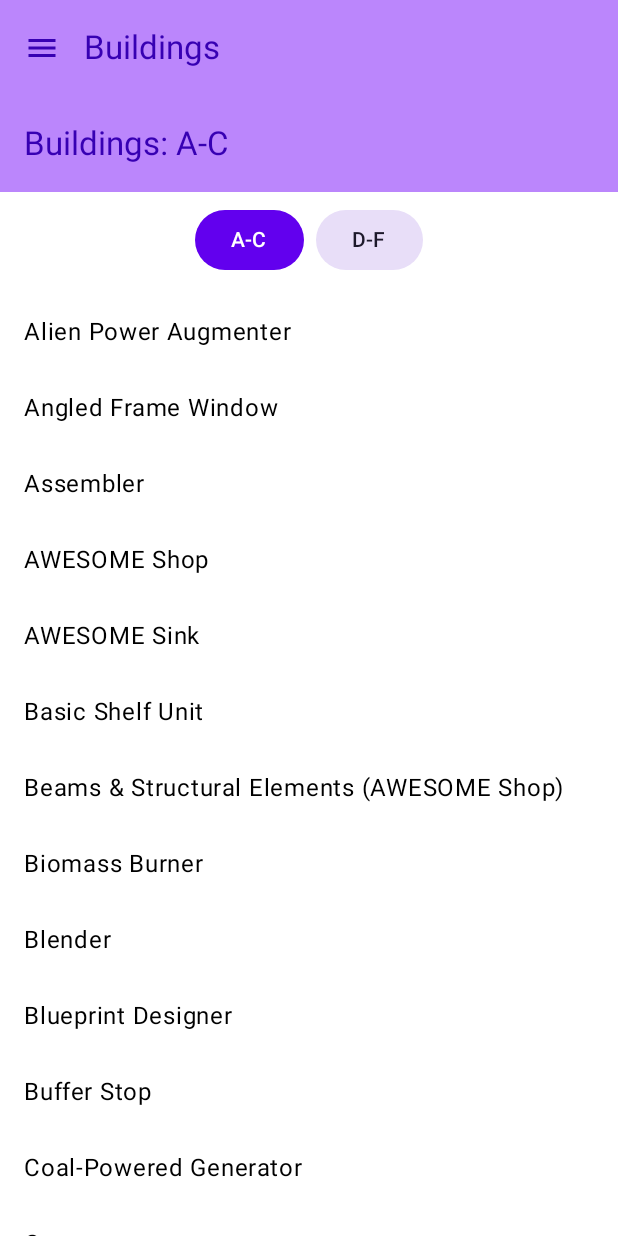
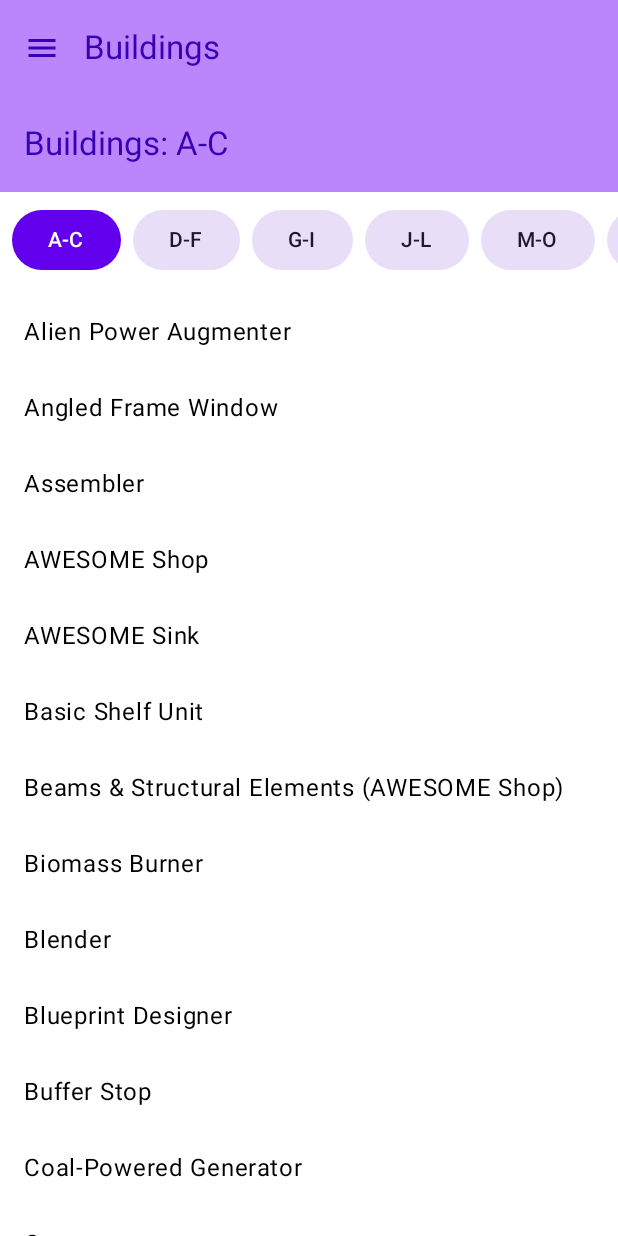
Before and after one commit to Joedog37/UnofficialSatisfactoryManuel, an Android app built with Jetpack Compose: the BuildingsScreen screen opened through its navigation route, on a phone screen of 412 x 824 dp. Run offline under Robolectric (Android 15) with nearby library versions, the phone set to English and light mode, and no system bars.

Commit message:
Updated from yesterday and fixed up the code to make the program work with the changes we today on 10/8/2025

```diff
--- a/app/build.gradle.kts
+++ b/app/build.gradle.kts
@@ -12,8 +12,8 @@ android {
         applicationId = "com.example.unofficialsatisfactorymanuel"
         minSdk = 34
         targetSdk = 35
-        versionCode = 2
-        versionName = "0.1.0-alpha.2"
+        versionCode = 3
+        versionName = "0.1.0-alpha.3"
 
         testInstrumentationRunner = "androidx.test.runner.AndroidJUnitRunner"
     }
--- a/app/src/main/java/BuildingsScreen.kt
+++ b/app/src/main/java/BuildingsScreen.kt
@@ -5,14 +5,15 @@ import androidx.compose.foundation.clickable
 import androidx.compose.foundation.layout.Arrangement
 import androidx.compose.foundation.layout.Column
 import androidx.compose.foundation.layout.PaddingValues
-import androidx.compose.foundation.layout.Row
+// Removed Row import as it's replaced by LazyRow for the buttons
 import androidx.compose.foundation.layout.Spacer
 import androidx.compose.foundation.layout.fillMaxSize
 import androidx.compose.foundation.layout.fillMaxWidth
 import androidx.compose.foundation.layout.height
 import androidx.compose.foundation.layout.padding
 import androidx.compose.foundation.lazy.LazyColumn
-import androidx.compose.foundation.lazy.items
+import androidx.compose.foundation.lazy.LazyRow // Added LazyRow import
+import androidx.compose.foundation.lazy.items // items is used by both LazyColumn and LazyRow
 import androidx.compose.foundation.rememberScrollState
 import androidx.compose.foundation.verticalScroll
 import androidx.compose.material.icons.Icons
@@ -42,22 +43,21 @@ import com.example.unofficialsatisfactorymanuel.data.getBuildingById
 import com.example.unofficialsatisfactorymanuel.ui.theme.MyCleanComposeAppTheme // Assuming your theme is named this
 
 // Define your building groups.
-// As you add more data files (e.g., for G-I, J-L), add new entries here.
 enum class BuildingGroup(val displayName: String, val letters: CharRange) {
     A_TO_C("A-C", 'A'..'C'),
-    D_TO_F("D-F", 'D'..'F'); // Example: Add G_TO_I("G-I", 'G'..'I') when ready
-    // Add more groups as your data expands
-    // For example:
-    // G_TO_I("G-I", 'G'..'I'),
-    // J_TO_L("J-L", 'J'..'L'),
-    // ... and so on
+    D_TO_F("D-F", 'D'..'F'),
+    G_TO_I("G-I", 'G'..'I'),
+    J_TO_L("J-L", 'J'..'L'),
+    M_TO_O("M-O", 'M'..'O'),
+    P_TO_R("P-R", 'P'..'R'),
+    S_TO_U("S-U", 'S'..'U'),
+    V_TO_Z("V-Z", 'V'..'Z'); // Semicolon here if you add functions to the enum later, otherwise optional for the last entry
 }
 
 @OptIn(ExperimentalMaterial3Api::class)
 @Composable
 fun BuildingsScreen(
     modifier: Modifier = Modifier,
-    // buildingsDataList parameter is removed as we will always filter from AllBuildingDataSample
     onBuildingSelected: (buildingId: String) -> Unit,
     onNavigateBack: (() -> Unit)? = null,
 ) {
@@ -69,7 +69,7 @@ fun BuildingsScreen(
         AllBuildingDataSample.filter { building ->
             // Ensure building.name is not empty and handle case-insensitivity
             building.name.firstOrNull()?.uppercaseChar() in selectedGroup.letters
-        } // Removed the trailing dot here
+        }
     }
 
     Scaffold(
@@ -95,14 +95,15 @@ fun BuildingsScreen(
                 .padding(paddingValues)
                 .fillMaxSize()
         ) {
-            // Group Selection Buttons
-            Row(
+            // Group Selection Buttons - Replaced Row with LazyRow
+            LazyRow(
                 modifier = Modifier
                     .fillMaxWidth()
-                    .padding(horizontal = 8.dp, vertical = 8.dp),
-                horizontalArrangement = Arrangement.spacedBy(8.dp, Alignment.CenterHorizontally) // Or use LazyRow
+                    .padding(vertical = 8.dp), // Vertical padding for the LazyRow itself
+                contentPadding = PaddingValues(horizontal = 8.dp), // Padding for the content within LazyRow
+                horizontalArrangement = Arrangement.spacedBy(8.dp, Alignment.CenterHorizontally)
             ) {
-                BuildingGroup.entries.forEach { group ->
+                items(items = BuildingGroup.entries, key = { it.name }) { group ->
                     Button(
                         onClick = { selectedGroup = group },
                         colors = ButtonDefaults.buttonColors(
@@ -166,7 +167,7 @@ fun BuildingListItem(
         modifier = modifier
             .fillMaxWidth()
             .clickable { onBuildingSelected(buildingData.id) }
-            .padding(vertical = 12.dp) // Removed horizontal padding from here, handled by LazyColumn's contentPadding
+            .padding(vertical = 12.dp)
     )
 }
 
@@ -177,8 +178,7 @@ fun BuildingsScreenWithGroupSelectionPreview() {
     val scrollState = rememberScrollState()
 
     // Create a more diverse sample for previewing group filtering
-    // In a real scenario, AllBuildingDataSample would be populated from your data files.
-    // For this preview, we create a temporary AllBuildingDataSample for demonstration.
+    // This is temporary preview data. The actual screen uses AllBuildingDataSample.
     val previewAllBuildingDataSample = remember {
         listOf(
             BuildingData("assembler_prev", "Assembler", "Production", "Desc A", "15MW", emptyList(), "Yes", "2"),
@@ -187,55 +187,48 @@ fun BuildingsScreenWithGroupSelectionPreview() {
             BuildingData("drone_port_prev", "Drone Port", "Logistics", "Desc D", "100MW", emptyList(), "No", "2"),
             BuildingData("extractor_prev", "Extractor", "Production", "Desc E", "10MW", emptyList(), "Yes", "0P"),
             BuildingData("foundry_prev", "Foundry", "Production", "Desc F", "16MW", emptyList(), "Yes", "2"),
-            BuildingData("placeholder_g", "Generator GGG", "Power", "Desc G", "N/A", emptyList(), null, null) // Example for a G building
+            BuildingData("generator_g_prev", "Generator GGG", "Power", "Desc G", "N/A", emptyList(), null, null),
+            BuildingData("hub_h_prev", "HUB HHH", "Logistics", "Desc H", "N/A", emptyList(), null, null),
+            BuildingData("industrial_i_prev", "Industrial I-Beam", "Production", "Desc I", "N/A", emptyList(), null, null),
+            BuildingData("jump_pad_j_prev", "Jump Pad JJJ", "Logistics", "Desc J", "N/A", emptyList(), null, null),
+            // Add more sample data for other groups if desired for more thorough preview testing
         )
     }
 
-    // IMPORTANT: For the preview to work with the updated BuildingsScreen,
-    // we need to simulate the AllBuildingDataSample it expects.
-    // The actual AllBuildingDataSample is defined in your data package.
-    // This is a common pattern for previews: provide specific preview data.
+    MyCleanComposeAppTheme {
+        if (selectedBuildingIdForPreview == null) {
+            // For this preview to accurately reflect filtering, the actual AllBuildingDataSample
+            // (from your data package) should contain items for the selected default group (A-C).
+            // Alternatively, you can modify BuildingsScreen to accept a list for preview purposes,
+            // or ensure this preview's 'previewAllBuildingDataSample' is somehow used by
+            // the BuildingsScreen instance below if AllBuildingDataSample were mutable and scoped here.
+            // Since AllBuildingDataSample is a global val, the BuildingsScreen below will use the
+            // actual data from your data files. Ensure that data is populated for a good preview.
 
-    MyCleanComposeAppTheme { // Use your app's theme
-        if (selectedBuildingIdForPreview == null) {
-            // Temporarily use previewAllBuildingDataSample for the preview context
-            // In the real app, BuildingsScreen uses the global AllBuildingDataSample
-            // To make this preview truly isolated, you'd pass previewAllBuildingDataSample
-            // to a modified BuildingsScreen that accepts the full list as a parameter,
-            // or ensure this preview scope correctly shadows the global AllBuildingDataSample.
-            // For simplicity here, we rely on the remember block for previewAllBuildingDataSample.
-
-            // Simulate the global AllBuildingDataSample for the scope of this preview
-            val tempAllBuildingDataSample = AllBuildingDataSample.toMutableList()
-            tempAllBuildingDataSample.clear()
-            tempAllBuildingDataSample.addAll(previewAllBuildingDataSample)
-
-
-            // This is a bit of a hack for preview. Ideally, AllBuildingDataSample would be
-            // injectable or the preview would use a version of BuildingsScreen that takes the list.
-            // For now, let's assume the preview can "see" this local `previewAllBuildingDataSample`
-            // through a temporary override if `AllBuildingDataSample` was a var.
-            // Since it's a val, we can't directly override it.
-            // The BuildingsScreen will use the global AllBuildingDataSample.
-            // So, for this preview to be accurate with filtering, ensure your
-            // global AllBuildingDataSample in the data package has some sample data,
-            // or modify the preview to pass data directly.
-
-            // Let's adjust the preview to work with how BuildingsScreen is now structured:
-            // It gets data from the global AllBuildingDataSample.
-            // So, to test filtering, your global AllBuildingDataSample needs A-F items.
-
-            BuildingsScreen( // This will use the actual AllBuildingDataSample from your data package
+            // The best way to make this Preview truly isolated and representative
+            // would be to modify BuildingsScreen to accept an optional list parameter for previewing:
+            // fun BuildingsScreen(..., buildingsToDisplay: List<BuildingData> = AllBuildingDataSample, ...)
+            // And then pass `previewAllBuildingDataSample` to it here.
+            // However, sticking to your current structure where BuildingsScreen directly uses
+            // the global AllBuildingDataSample:
+            BuildingsScreen(
                 onBuildingSelected = { id ->
                     selectedBuildingIdForPreview = id
-                    // Use the getBuildingById that also uses the global AllBuildingDataSample
-                    println("Preview: Building selected with ID: $id. Full data: ${getBuildingById(id)}")
+                    // For the preview, let's try to get data from the preview sample first if it was the source,
+                    // otherwise fall back to the global getBuildingById for consistency.
+                    // This preview's detail view logic might need adjustment if using global AllBuildingDataSample.
+                    val selectedBuilding = previewAllBuildingDataSample.find { it.id == id } ?: getBuildingById(id)
+                    println("Preview: Building selected with ID: $id. Full data: $selectedBuilding")
                 },
                 onNavigateBack = { println("Preview: Navigate back pressed (from list screen)") }
             )
         } else {
             // Detail view part of the preview
-            val building = getBuildingById(selectedBuildingIdForPreview!!) // Uses global AllBuildingDataSample
+            // For the detail view in preview, it's better to fetch from the list that was used to display.
+            // If BuildingsScreen used `previewAllBuildingDataSample`, then fetch from it.
+            // If it used global `AllBuildingDataSample` (as it currently does), use `getBuildingById`.
+            val building = previewAllBuildingDataSample.find { it.id == selectedBuildingIdForPreview!! } ?: getBuildingById(selectedBuildingIdForPreview!!)
+
             Column(
                 modifier = Modifier
                     .fillMaxSize()
@@ -246,7 +239,6 @@ fun BuildingsScreenWithGroupSelectionPreview() {
                 if (building != null) {
                     Text("Preview: Details for:", style = MaterialTheme.typography.headlineSmall)
                     Text(building.name, style = MaterialTheme.typography.titleLarge)
-                    // ... (rest of your detail view Text elements) ...
                     Text("ID: ${building.id}", style = MaterialTheme.typography.bodyMedium)
                     Text("Category: ${building.category}", style = MaterialTheme.typography.bodyMedium)
                     Spacer(modifier = Modifier.height(4.dp))
@@ -263,10 +255,10 @@ fun BuildingsScreenWithGroupSelectionPreview() {
                     building.buildCost.forEach { cost ->
                         Text("- ${cost.quantity}x ${cost.itemName}", style = MaterialTheme.typography.bodyMedium)
                     }
-                    Spacer(modifier = Modifier.height(50.dp))
-                    Text("--- End of Details ---")
+                    Spacer(modifier = Modifier.height(50.dp)) // Added more space before button
+                    Text("--- End of Details ---") // Optional visual separator
                 } else {
-                    Text("Building with ID '$selectedBuildingIdForPreview' not found in global AllBuildingDataSample.")
+                    Text("Building with ID '$selectedBuildingIdForPreview' not found.")
                 }
                 Spacer(modifier = Modifier.height(16.dp))
                 Button(onClick = { selectedBuildingIdForPreview = null }) {
--- a/app/src/main/java/com/example/unofficialsatisfactorymanuel/data/AllBuildingDataSource.kt
+++ b/app/src/main/java/com/example/unofficialsatisfactorymanuel/data/AllBuildingDataSource.kt
@@ -1,12 +1,21 @@
 package com.example.unofficialsatisfactorymanuel.data
 
+// Assume you have these individual data list vals defined in separate files
+// or above in this file if you choose to combine them here.
+// For example, in BuildingData_A_C.kt:
+// val buildingData_A_C: List<BuildingData> = listOf(...)
+//
+// And similarly for D_F, G_I, J_L, M_O, P_R, S_U, V_Z
+
 val AllBuildingDataSample: List<BuildingData> = listOf<BuildingData>() + // Start with an empty list
-        buildingData_A_C +  // Add the first list
-        buildingData_D_F    // Add the second list (notice the '+' at the end of the PREVIOUS line)
-// + buildingData_G_I // Example for a future list (add '+' to the end of buildingData_D_F line)
-// + buildingData_J_L // And so on...
-
-// + other data lists as you create them
+        buildingData_A_C +  // Add the A-C list
+        buildingData_D_F +  // Add the D-F list
+        buildingData_G_I +  // Add the G-I list
+        buildingData_J_L +  // Add the J-L list
+        buildingData_M_O +  // Add the M-O list
+        buildingData_P_R +  // Add the P-R list
+        buildingData_S_U +  // Add the S-U list
+        buildingData_V_Z    // Add the V-Z list (no '+' needed at the end of the last item)
 
 fun getBuildingById(id: String, dataSource: List<BuildingData> = AllBuildingDataSample): BuildingData? {
     return dataSource.find { it.id.equals(id, ignoreCase = true) }
```
